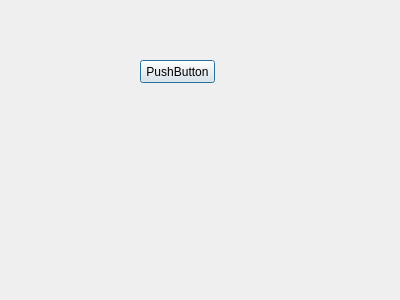
First picture: the form in client/dlgpanelstatusesedit.ui, repository tbikfalvi/Belenus, before the edit.
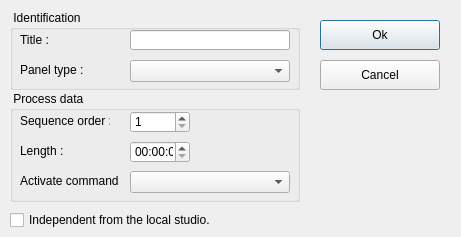
Second picture: the form after the edit.

Commit message: Panel status kezeles kesz

```diff
--- a/client/dlgpanelstatusesedit.ui
+++ b/client/dlgpanelstatusesedit.ui
@@ -6,24 +6,206 @@
    <rect>
     <x>0</x>
     <y>0</y>
-    <width>400</width>
-    <height>300</height>
+    <width>461</width>
+    <height>237</height>
    </rect>
   </property>
   <property name="windowTitle">
    <string>Dialog</string>
   </property>
-  <widget class="QPushButton" name="pushButton">
+  <widget class="QCheckBox" name="checkIndependent">
    <property name="geometry">
     <rect>
-     <x>140</x>
+     <x>10</x>
+     <y>210</y>
+     <width>220</width>
+     <height>20</height>
+    </rect>
+   </property>
+   <property name="text">
+    <string>Independent from the local studio.</string>
+   </property>
+  </widget>
+  <widget class="QGroupBox" name="gbIdentification">
+   <property name="geometry">
+    <rect>
+     <x>10</x>
+     <y>10</y>
+     <width>290</width>
+     <height>80</height>
+    </rect>
+   </property>
+   <property name="title">
+    <string> Identification </string>
+   </property>
+   <widget class="QLabel" name="lblName">
+    <property name="geometry">
+     <rect>
+      <x>10</x>
+      <y>20</y>
+      <width>41</width>
+      <height>20</height>
+     </rect>
+    </property>
+    <property name="text">
+     <string>Title :</string>
+    </property>
+   </widget>
+   <widget class="QLineEdit" name="ledName">
+    <property name="geometry">
+     <rect>
+      <x>120</x>
+      <y>20</y>
+      <width>160</width>
+      <height>20</height>
+     </rect>
+    </property>
+   </widget>
+   <widget class="QLabel" name="lblPanelType">
+    <property name="geometry">
+     <rect>
+      <x>10</x>
+      <y>50</y>
+      <width>80</width>
+      <height>20</height>
+     </rect>
+    </property>
+    <property name="text">
+     <string>Panel type :</string>
+    </property>
+   </widget>
+   <widget class="QComboBox" name="cmbPanelType">
+    <property name="geometry">
+     <rect>
+      <x>120</x>
+      <y>50</y>
+      <width>160</width>
+      <height>22</height>
+     </rect>
+    </property>
+   </widget>
+  </widget>
+  <widget class="QGroupBox" name="gbProcess">
+   <property name="geometry">
+    <rect>
+     <x>10</x>
+     <y>91</y>
+     <width>290</width>
+     <height>111</height>
+    </rect>
+   </property>
+   <property name="title">
+    <string> Process data </string>
+   </property>
+   <widget class="QLabel" name="lblSeqNumber">
+    <property name="geometry">
+     <rect>
+      <x>10</x>
+      <y>20</y>
+      <width>90</width>
+      <height>20</height>
+     </rect>
+    </property>
+    <property name="text">
+     <string>Sequence order :</string>
+    </property>
+   </widget>
+   <widget class="QSpinBox" name="sbSeqNumber">
+    <property name="geometry">
+     <rect>
+      <x>120</x>
+      <y>20</y>
+      <width>60</width>
+      <height>22</height>
+     </rect>
+    </property>
+    <property name="minimum">
+     <number>1</number>
+    </property>
+   </widget>
+   <widget class="QLabel" name="lblLength">
+    <property name="geometry">
+     <rect>
+      <x>10</x>
+      <y>50</y>
+      <width>46</width>
+      <height>20</height>
+     </rect>
+    </property>
+    <property name="text">
+     <string>Length :</string>
+    </property>
+   </widget>
+   <widget class="QTimeEdit" name="teLength">
+    <property name="geometry">
+     <rect>
+      <x>120</x>
+      <y>50</y>
+      <width>60</width>
+      <height>22</height>
+     </rect>
+    </property>
+   </widget>
+   <widget class="QLabel" name="lblActivateCmd">
+    <property name="geometry">
+     <rect>
+      <x>10</x>
+      <y>80</y>
+      <width>100</width>
+      <height>20</height>
+     </rect>
+    </property>
+    <property name="text">
+     <string>Activate command :</string>
+    </property>
+   </widget>
+   <widget class="QComboBox" name="cmbActivateCmd">
+    <property name="geometry">
+     <rect>
+      <x>120</x>
+      <y>80</y>
+      <width>160</width>
+      <height>22</height>
+     </rect>
+    </property>
+   </widget>
+  </widget>
+  <widget class="QPushButton" name="pbOk">
+   <property name="geometry">
+    <rect>
+     <x>320</x>
+     <y>20</y>
+     <width>120</width>
+     <height>30</height>
+    </rect>
+   </property>
+   <property name="text">
+    <string>Ok</string>
+   </property>
+   <property name="iconSize">
+    <size>
+     <width>20</width>
+     <height>20</height>
+    </size>
+   </property>
+  </widget>
+  <widget class="QPushButton" name="pbCancel">
+   <property name="geometry">
+    <rect>
+     <x>320</x>
      <y>60</y>
-     <width>75</width>
-     <height>23</height>
+     <width>120</width>
+     <height>30</height>
     </rect>
    </property>
    <property name="text">
-    <string>PushButton</string>
+    <string>Cancel</string>
+   </property>
+   <property name="iconSize">
+    <size>
+     <width>20</width>
+     <height>20</height>
+    </size>
    </property>
   </widget>
  </widget>
```
The commit also changes 11 other files.
